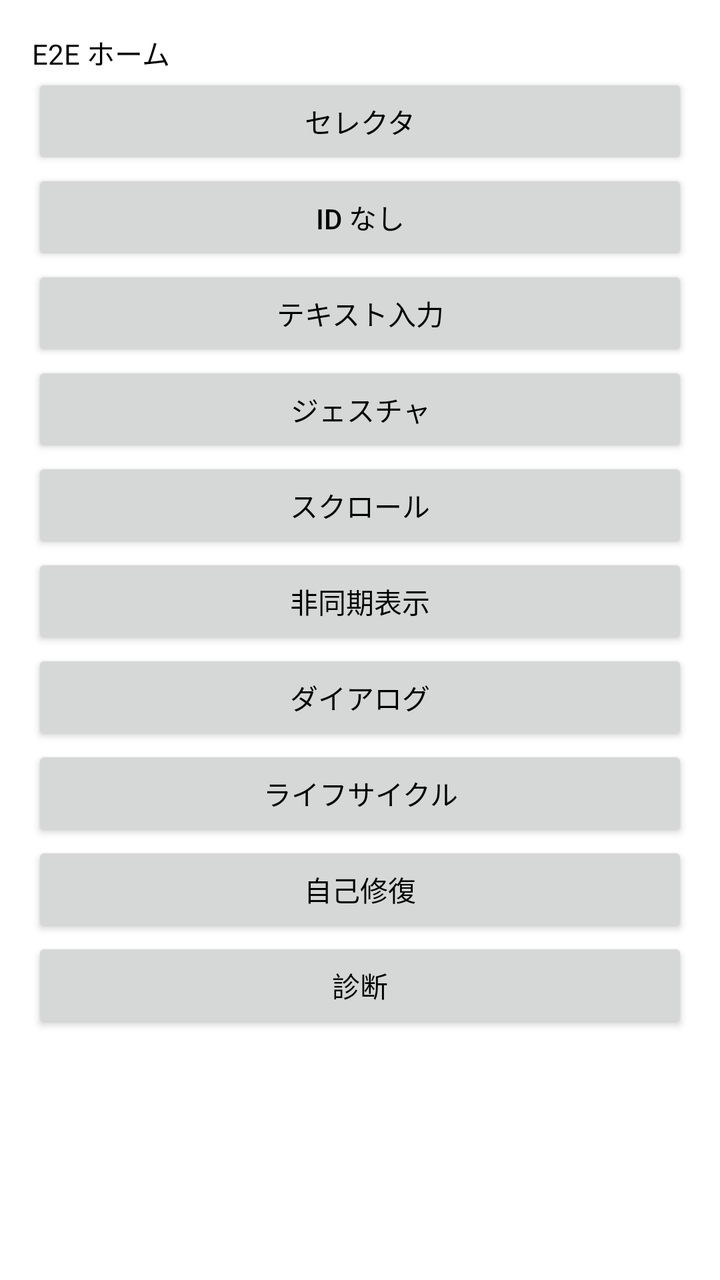
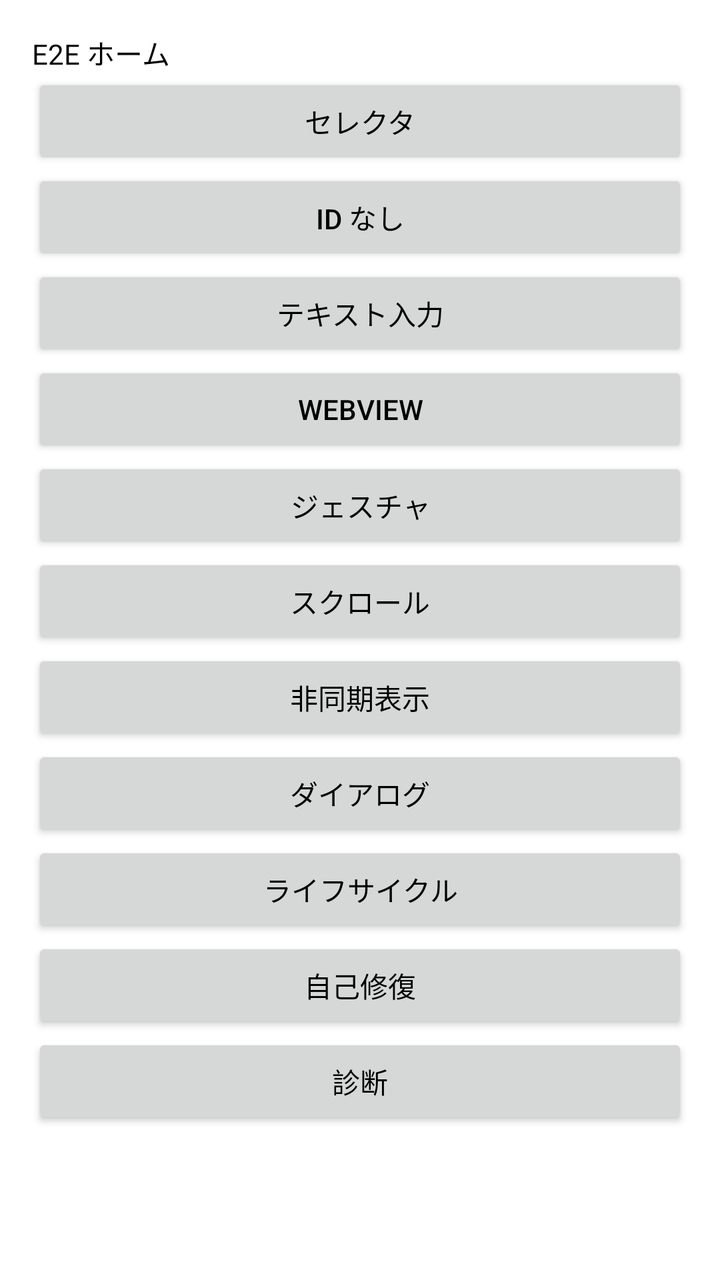

Before-and-after screenshots of an Android layout around one commit, followed by the original layout XML and the change that was made.
<!-- AndroidManifest.xml: application theme Theme.FTE2E -->
<!-- res/layout/screen_home.xml -->
<?xml version="1.0" encoding="utf-8"?>
<ScrollView xmlns:android="http://schemas.android.com/apk/res/android"
    android:layout_width="match_parent"
    android:layout_height="match_parent">

    <LinearLayout
        android:layout_width="match_parent"
        android:layout_height="wrap_content"
        android:orientation="vertical"
        android:padding="16dp">

        <TextView
            android:id="@+id/txt_home_marker"
            android:layout_width="wrap_content"
            android:layout_height="wrap_content"
            android:text="E2E ホーム" />

        <Button
            android:id="@+id/nav_selector"
            android:layout_width="match_parent"
            android:layout_height="wrap_content"
            android:minHeight="48dp"
            android:text="セレクタ" />
        <Button
            android:id="@+id/nav_noid"
            android:layout_width="match_parent"
            android:layout_height="wrap_content"
            android:minHeight="48dp"
            android:text="ID なし" />

        <Button
            android:id="@+id/nav_input"
            android:layout_width="match_parent"
            android:layout_height="wrap_content"
            android:minHeight="48dp"
            android:text="テキスト入力" />

        <Button
            android:id="@+id/nav_gesture"
            android:layout_width="match_parent"
            android:layout_height="wrap_content"
            android:minHeight="48dp"
            android:text="ジェスチャ" />

        <Button
            android:id="@+id/nav_scroll"
            android:layout_width="match_parent"
            android:layout_height="wrap_content"
            android:minHeight="48dp"
            android:text="スクロール" />

        <Button
            android:id="@+id/nav_async"
            android:layout_width="match_parent"
            android:layout_height="wrap_content"
            android:minHeight="48dp"
            android:text="非同期表示" />

        <Button
            android:id="@+id/nav_dialog"
            android:layout_width="match_parent"
            android:layout_height="wrap_content"
            android:minHeight="48dp"
            android:text="ダイアログ" />

        <Button
            android:id="@+id/nav_lifecycle"
            android:layout_width="match_parent"
            android:layout_height="wrap_content"
            android:minHeight="48dp"
            android:text="ライフサイクル" />

        <Button
            android:id="@+id/nav_heal"
            android:layout_width="match_parent"
            android:layout_height="wrap_content"
            android:minHeight="48dp"
            android:text="自己修復" />

        <Button
            android:id="@+id/nav_diagnostics"
            android:layout_width="match_parent"
            android:layout_height="wrap_content"
            android:minHeight="48dp"
            android:text="診断" />

    </LinearLayout>
</ScrollView>
<!-- resources referenced by this layout -->
<resources>
  <style name="Theme.FTE2E" parent="Theme.AppCompat.DayNight.NoActionBar">
          <item name="android:windowBackground">@android:color/white</item>
          <item name="android:textColor">@android:color/black</item>
      </style>
</resources>

<!-- the commit's change to res/layout/screen_home.xml (unified diff, before → after) -->
@@ -34,6 +34,13 @@
             android:layout_height="wrap_content"
             android:minHeight="48dp"
             android:text="テキスト入力" />
+
+        <Button
+            android:id="@+id/nav_webview"
+            android:layout_width="match_parent"
+            android:layout_height="wrap_content"
+            android:minHeight="48dp"
+            android:text="WebView" />
 
         <Button
             android:id="@+id/nav_gesture"
